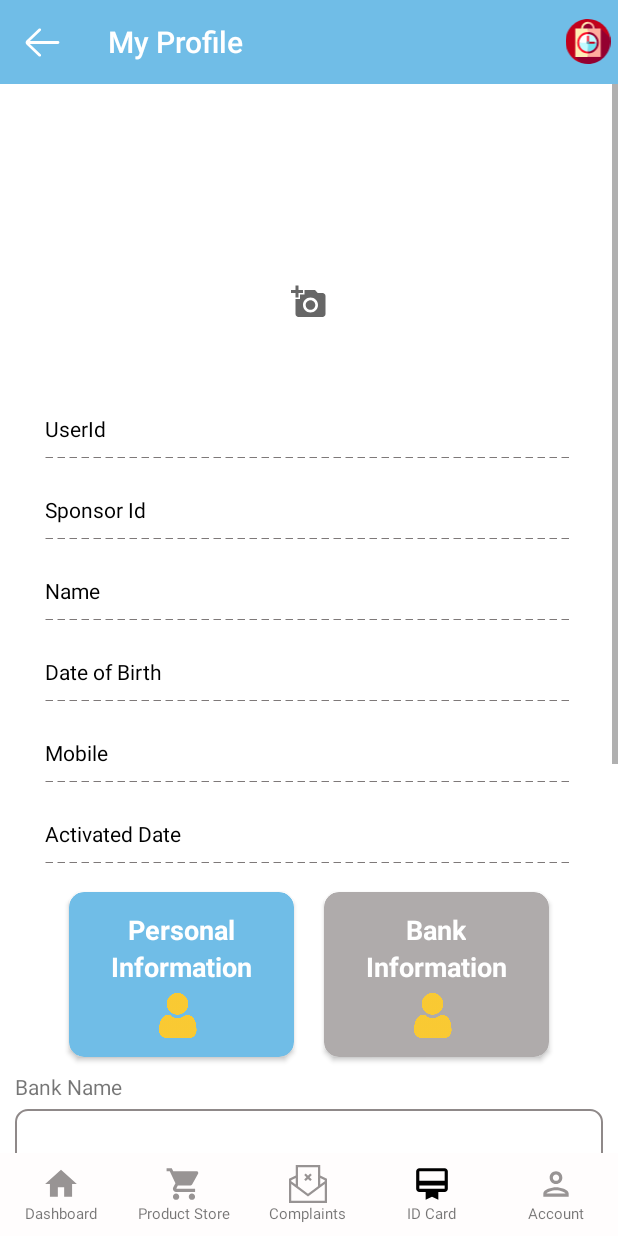
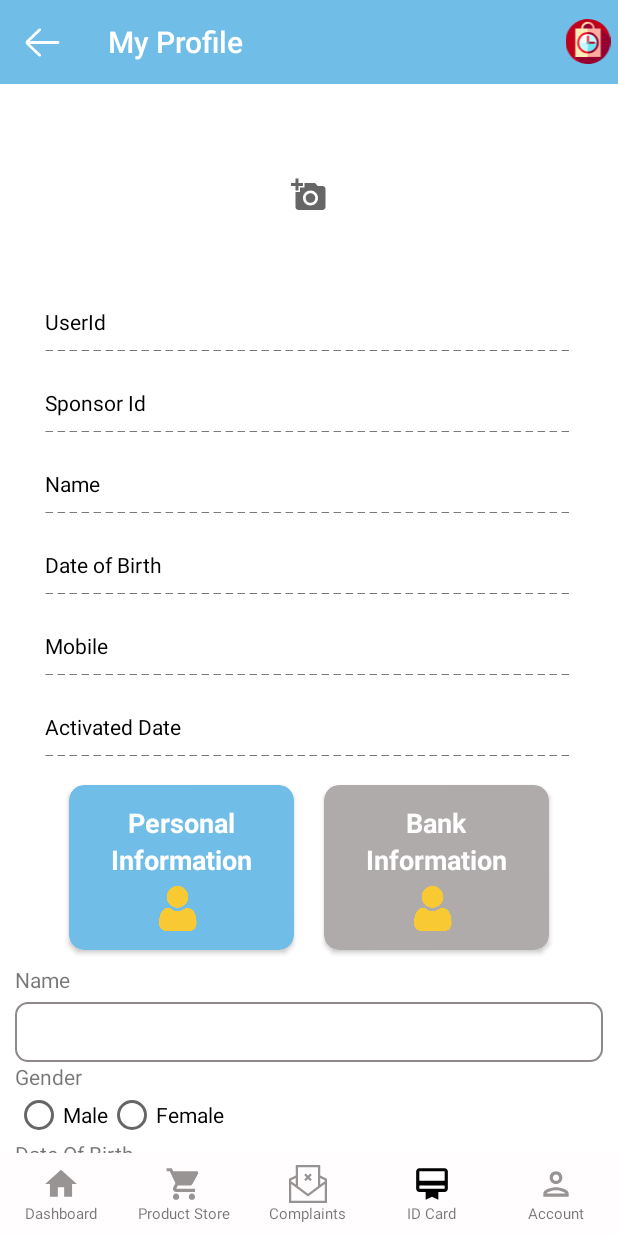
Before and after one commit to devikarejimon44/VicibComplete, an Android app: the MyProfile screen opened directly, with no data from a screen before it, on a phone screen of 412 x 824 dp. Run offline under Robolectric (Android 15) with nearby library versions, the phone set to English and light mode, and no system bars; our stand-ins replace CircleImageView; libraries missing offline, so code that uses them is left out: com.wang.avi; plain views replace AVLoadingIndicatorView; pictures from the network do not load; 3 statements that could not run were skipped.

Commit message:
changes on 25/01/2021

```diff
--- a/app/src/main/java/com/gipra/vicibcomplete/MembersArea/ApiInterface.java
+++ b/app/src/main/java/com/gipra/vicibcomplete/MembersArea/ApiInterface.java
@@ -7,6 +7,7 @@ import com.gipra.vicibcomplete.MembersArea.Complaints.ResponseComplaintsList;
 import com.gipra.vicibcomplete.MembersArea.District.ResponseDistrict;
 import com.gipra.vicibcomplete.MembersArea.Gene.ResponsePremiumGenealogy;
 import com.gipra.vicibcomplete.MembersArea.Gene.ResponseStandardGenealogy;
+import com.gipra.vicibcomplete.MembersArea.MyProfile.ResponseBankProofUpload;
 import com.gipra.vicibcomplete.MembersArea.MyProfile.ResponseEditProfile;
 import com.gipra.vicibcomplete.MembersArea.MyProfile.ResponseImageUpload;
 import com.gipra.vicibcomplete.MembersArea.MyProfile.ResponseImageView;
@@ -256,6 +257,13 @@ public interface ApiInterface {
                                         @Field("c_nominee_name") String c_nominee_name,
                                         @Field("c_relation") String c_relation);
 
+    @Multipart
+    @POST("Bankproof_uploading")
+    Call<ResponseBankProofUpload>BankProof(@Part("C_ACCOUNT_PROOF\";filename=\"myfile.jpg\"") RequestBody file,
+                                                 @Part("member_id") int member_id);
+
+
+
     @FormUrlEncoded
     @POST("Complaint_list")
     Call<ResponseComplaintsList>ComplaintsList(@Field("id") int id,
--- a/app/src/main/res/layout/activity_my_profile.xml
+++ b/app/src/main/res/layout/activity_my_profile.xml
@@ -381,7 +381,7 @@
                     </androidx.cardview.widget.CardView>
                 </LinearLayout>
                 <LinearLayout
-                    android:visibility="gone"
+
                     android:id="@+id/layout_personalinfo"
                     android:orientation="vertical"
                     android:layout_width="match_parent"
@@ -524,6 +524,14 @@
                         android:layout_width="match_parent"
                         android:layout_height="40dp"/>
                     <TextView
+                        android:text="Users those who don't have PAN card, please check this box"
+                        android:textColor="@color/colorText"
+                        android:layout_width="match_parent"
+                        android:layout_height="wrap_content"/>
+                    <CheckBox
+                        android:layout_width="wrap_content"
+                        android:layout_height="wrap_content"/>
+                    <TextView
                         android:layout_marginTop="10dp"
                         android:text="Pancard Number"
                         android:layout_width="match_parent"
@@ -574,7 +582,7 @@
 
                 </LinearLayout>
                 <LinearLayout
-
+                    android:visibility="gone"
                     android:id="@+id/layout_bankinfo"
                     android:orientation="vertical"
                     android:layout_width="match_parent"
@@ -632,14 +640,14 @@
                         android:text="Upload Bank Proof"
                         android:layout_width="match_parent"
                         android:layout_height="wrap_content"/>
+
+
                     <ImageView
                         android:id="@+id/bank_upload"
+                        android:layout_width="200dp"
+                        android:layout_height="150dp"
                         android:layout_marginTop="10dp"
-                        android:src="@drawable/imagedemo"
-                        android:layout_width="200dp"
-                        android:layout_height="150dp"/>
-
-
+                        android:src="@drawable/imagedemo" />
 
                     <com.google.android.material.button.MaterialButton
                         android:layout_marginBottom="60dp"
```
Also changed, not shown: app/src/main/java/com/gipra/vicibcomplete/MembersArea/IDCard.java (+20 -5 lines), app/src/main/java/com/gipra/vicibcomplete/MembersArea/IDCardPdf.java (+10 -4 lines), app/src/main/java/com/gipra/vicibcomplete/MembersArea/MyProfile/MyProfile.java (+85 -2 lines), app/src/main/java/com/gipra/vicibcomplete/MembersArea/PDFViewActivity.java (+9 -4 lines), app/src/main/java/com/gipra/vicibcomplete/MembersArea/SavePdf.java (+42 -6 lines), app/src/main/res/layout/activity_savepdf.xml (+10 -10 lines).
